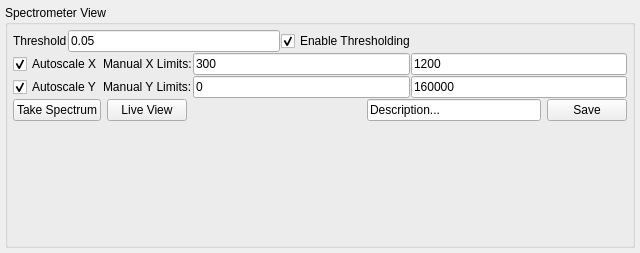
Before: the Qt Designer form nplab/instrument/spectrometer/spectrometer_view.ui in nanophotonics/nplab, drawn with Qt 5.
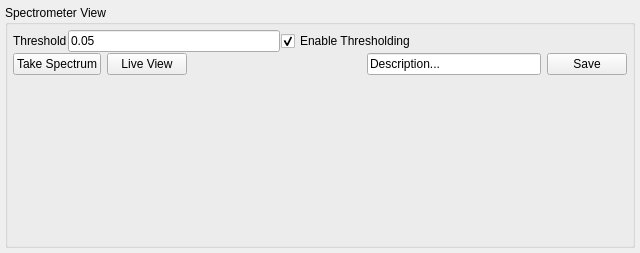
After: the same form once the commit is applied.

What changed in the file:
```diff
--- a/nplab/instrument/spectrometer/spectrometer_view.ui
+++ b/nplab/instrument/spectrometer/spectrometer_view.ui
@@ -102,95 +102,6 @@
         <property name="verticalSpacing">
          <number>1</number>
         </property>
-        <property name="topMargin">
-         <number>0</number>
-        </property>
-        <item row="0" column="1">
-         <widget class="QLabel" name="manual_x_label">
-          <property name="text">
-           <string>Manual X Limits:</string>
-          </property>
-         </widget>
-        </item>
-        <item row="0" column="0">
-         <widget class="QCheckBox" name="autoscale_x">
-          <property name="text">
-           <string>Autoscale X</string>
-          </property>
-          <property name="checked">
-           <bool>true</bool>
-          </property>
-         </widget>
-        </item>
-        <item row="0" column="2">
-         <widget class="QLineEdit" name="x_min">
-          <property name="minimumSize">
-           <size>
-            <width>35</width>
-            <height>0</height>
-           </size>
-          </property>
-          <property name="text">
-           <string>300</string>
-          </property>
-         </widget>
-        </item>
-        <item row="0" column="3">
-         <widget class="QLineEdit" name="x_max">
-          <property name="minimumSize">
-           <size>
-            <width>35</width>
-            <height>0</height>
-           </size>
-          </property>
-          <property name="text">
-           <string>1200</string>
-          </property>
-         </widget>
-        </item>
-        <item row="1" column="0">
-         <widget class="QCheckBox" name="autoscale_y">
-          <property name="text">
-           <string>Autoscale Y</string>
-          </property>
-          <property name="checked">
-           <bool>true</bool>
-          </property>
-         </widget>
-        </item>
-        <item row="1" column="1">
-         <widget class="QLabel" name="manual_y_label">
-          <property name="text">
-           <string>Manual Y Limits:</string>
-          </property>
-         </widget>
-        </item>
-        <item row="1" column="2">
-         <widget class="QLineEdit" name="y_min">
-          <property name="minimumSize">
-           <size>
-            <width>35</width>
-            <height>0</height>
-           </size>
-          </property>
-          <property name="text">
-           <string>0</string>
-          </property>
-         </widget>
-        </item>
-        <item row="1" column="3">
-         <widget class="QLineEdit" name="y_max">
-          <property name="minimumSize">
-           <size>
-            <width>35</width>
-            <height>0</height>
-           </size>
-          </property>
-          <property name="text">
-           <string>160000</string>
-          </property>
-         </widget>
-        </item>
        </layout>
       </item>
       <item>
```
Left out of the diff: 25 changed lines with no effect on the pictures.
